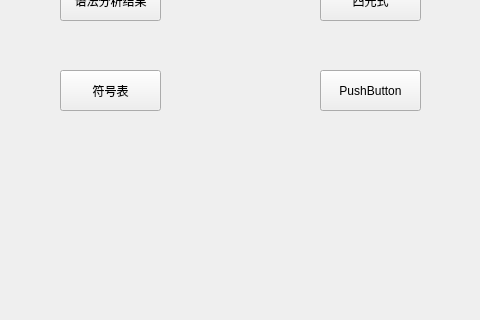
lh2080028463/Compiler, file switch.ui: the form before one commit; both pictures show x 190 to 670 and y 160 to 480 of the 800 by 600 pixel window.
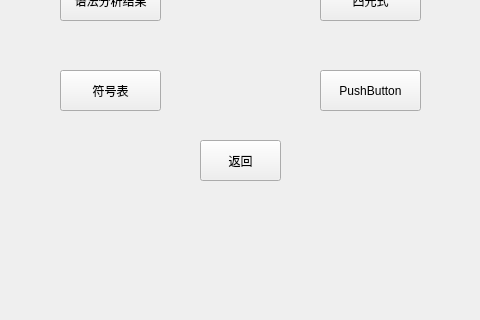
The form after the commit.

What changed in the file:
```diff
--- a/switch.ui
+++ b/switch.ui
@@ -86,6 +86,19 @@
      <string>PushButton</string>
     </property>
    </widget>
+   <widget class="QPushButton" name="returnButton">
+    <property name="geometry">
+     <rect>
+      <x>390</x>
+      <y>300</y>
+      <width>81</width>
+      <height>41</height>
+     </rect>
+    </property>
+    <property name="text">
+     <string>返回</string>
+    </property>
+   </widget>
   </widget>
   <widget class="QMenuBar" name="menubar">
    <property name="geometry">
```
Left out of the diff: 6 changed lines with no effect on the pictures.
